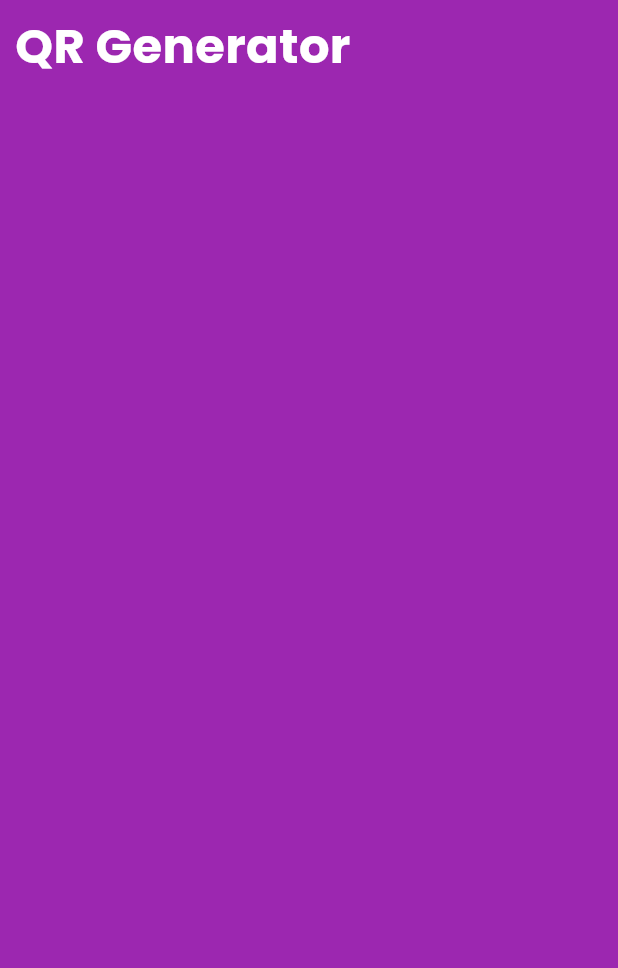
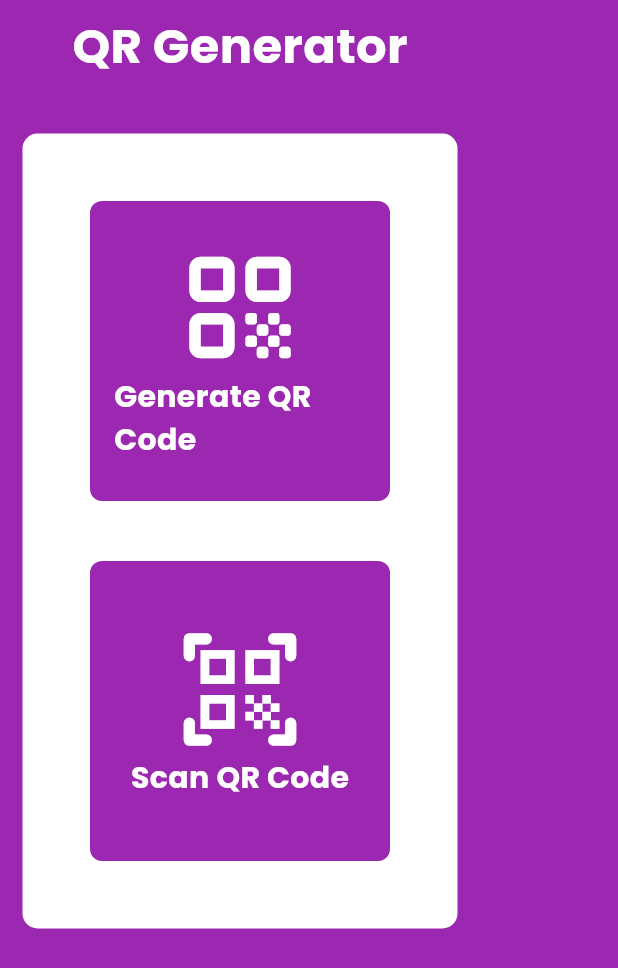
Before and after one commit to CovenantJunior/qr_generator, a Flutter app: the screen it shows after launch, on a phone screen of 412 x 824 dp. Shown: the top 968 px of the screen. Run offline on Flutter 3.47's test engine with Material 3 defaults, Android fonts, the phone set to English and light mode, and no system bars; our stand-ins replace google_fonts, screenshot.

Commit message:
taking shape

```diff
--- a/lib/home.dart
+++ /dev/null
@@ -1,35 +0,0 @@
-import 'package:flutter/material.dart';
-import 'package:google_fonts/google_fonts.dart';
-
-class Home extends StatefulWidget {
-  const Home({super.key});
-
-  @override
-  State<Home> createState() => _HomeState();
-}
-
-class _HomeState extends State<Home> {
-  @override
-  Widget build(BuildContext context) {
-    return Scaffold(
-      backgroundColor: Colors.purple,
-      body: SafeArea(
-        child: Padding(
-          padding: const EdgeInsets.symmetric(vertical: 8.0, horizontal: 10.0),
-          child: Column(
-            children: [
-              Text(
-                'QR Generator',
-                style: GoogleFonts.poppins(
-                  color: Colors.white,
-                  fontWeight: FontWeight.bold,
-                  fontSize: 32
-                ),
-              ),
-            ],
-          ),
-        ),
-      ),
-    );
-  }
-}
--- /dev/null
+++ b/lib/layouts/home.dart
@@ -0,0 +1,123 @@
+import 'package:flutter/material.dart';
+import 'package:google_fonts/google_fonts.dart';
+import 'package:qr_generator/layouts/qr_generator.dart';
+import 'package:qr_generator/layouts/qr_scan.dart';
+
+class Home extends StatefulWidget {
+  const Home({super.key});
+
+  @override
+  State<Home> createState() => _HomeState();
+}
+
+class _HomeState extends State<Home> {
+  @override
+  Widget build(BuildContext context) {
+    return Scaffold(
+      backgroundColor: Colors.purple,
+      body: SafeArea(
+        child: Padding(
+          padding: const EdgeInsets.symmetric(vertical: 8.0, horizontal: 10.0),
+          child: Column(
+            crossAxisAlignment: CrossAxisAlignment.center,
+            children: [
+              Text(
+                'QR Generator',
+                style: GoogleFonts.poppins(
+                  color: Colors.white,
+                  fontWeight: FontWeight.bold,
+                  fontSize: 32
+                ),
+              ),
+              const SizedBox(
+                height: 30,
+              ),
+              Padding(
+                padding: const EdgeInsets.all(10.0),
+                child: Container(
+                  padding: const EdgeInsets.all(40),
+                  decoration: BoxDecoration(
+                    borderRadius: BorderRadius.circular(10),
+                    boxShadow: const [
+                      BoxShadow(
+                        // blurRadius: 5,
+                        spreadRadius: 5,
+                        color: Colors.white
+                      )
+                    ]
+                  ),
+                  child: Column(
+                    mainAxisAlignment: MainAxisAlignment.spaceEvenly,
+                    children: [
+                      _buttonBuilder(
+                        context,
+                        "Generate QR Code",
+                        Icons.qr_code_rounded,
+                        () => Navigator.push(context, MaterialPageRoute(builder: (context) => const QRGenerator())
+                        )
+                      ),
+
+                      const SizedBox(
+                        height: 40,
+                      ),
+
+                       _buttonBuilder(
+                        context,
+                        "Scan QR Code",
+                        Icons.qr_code_scanner_rounded,
+                        () => Navigator.push(context, MaterialPageRoute(builder: (context) => const QRScan())
+                        )
+                      )
+                    ],
+                  ),
+                ),
+              )
+            ],
+          ),
+        ),
+      ),
+    );
+  }
+
+
+
+  Widget _buttonBuilder(
+    BuildContext context,
+    String title,
+    IconData icon,
+    VoidCallback onPressed,
+  ) {
+    return GestureDetector(
+      onTap: onPressed,
+      child: Container(
+        width: 200,
+        height: 200,
+        padding: const EdgeInsets.all(16),
+        decoration: BoxDecoration(
+          color: Colors.purple,
+          borderRadius: BorderRadius.circular(8),
+        ),
+        child: Column(
+          mainAxisAlignment: MainAxisAlignment.center,
+          children: [
+            Icon(
+              icon,
+              color: Colors.white,
+              size: 90,
+            ),
+            const SizedBox(width: 8),
+            Text(
+              title,
+              style: GoogleFonts.poppins(
+                color: Colors.white,
+                fontSize: 20,
+                fontWeight: FontWeight.bold
+              ),
+            ),
+          ],
+        ),
+      ),
+    );
+  }
+
+}
--- /dev/null
+++ b/lib/layouts/qr_generator.dart
@@ -0,0 +1,18 @@
+import 'package:flutter/material.dart';
+import 'package:screenshot/screenshot.dart';
+
+class QRGenerator extends StatefulWidget {
+  const QRGenerator({super.key});
+
+  @override
+  State<QRGenerator> createState() => _QRGeneratorState();
+}
+
+class _QRGeneratorState extends State<QRGenerator> {
+  @override
+  Widget build(BuildContext context) {
+    TextEditingController? textEditingController;
+    ScreenshotController? screenshotController;
+    return const Scaffold();
+  }
+}
--- /dev/null
+++ b/lib/layouts/qr_scan.dart
@@ -0,0 +1,15 @@
+import 'package:flutter/material.dart';
+
+class QRScan extends StatefulWidget {
+  const QRScan({super.key});
+
+  @override
+  State<QRScan> createState() => _QRScanState();
+}
+
+class _QRScanState extends State<QRScan> {
+  @override
+  Widget build(BuildContext context) {
+    return const Scaffold();
+  }
+}
--- a/lib/main.dart
+++ b/lib/main.dart
@@ -1,6 +1,6 @@
 import 'package:flutter/material.dart';
 import 'package:google_fonts/google_fonts.dart';
-import 'package:qr_generator/home.dart';
+import 'package:qr_generator/layouts/home.dart';
 
 void main() {
   runApp(const MyApp());
```
